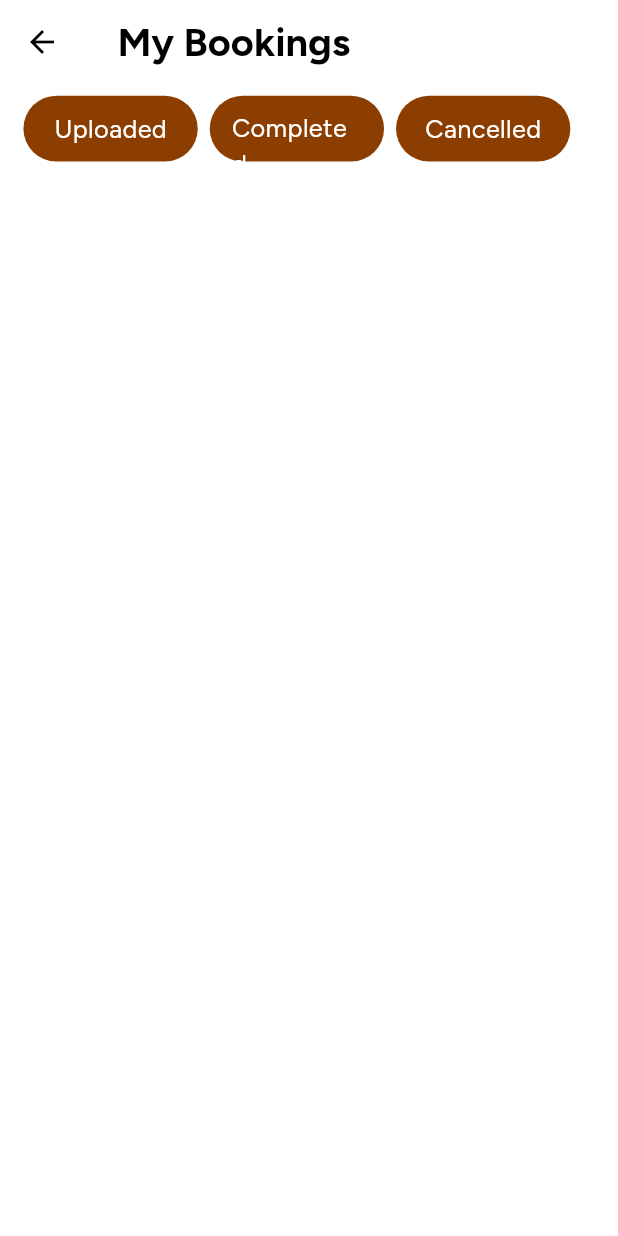
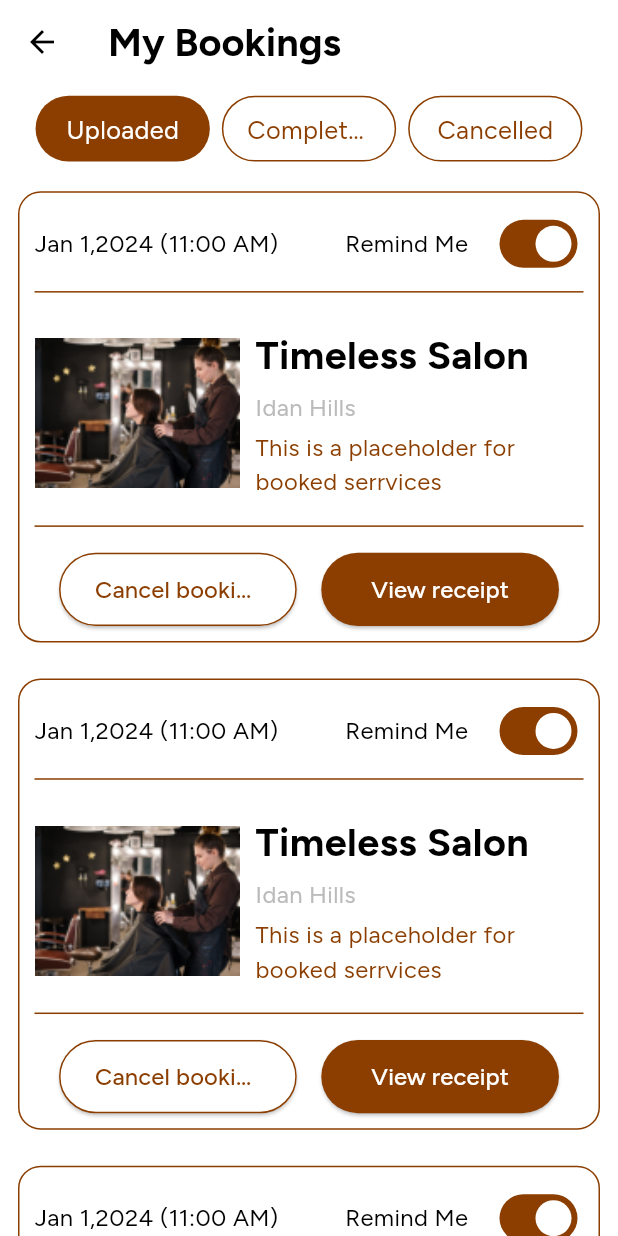
Before and after one commit to theflaury/flaury_business_app, a Flutter app: the BookingsView screen opened by its route, on a phone screen of 412 x 824 dp. Run offline on Flutter 3.47's test engine with Material 3 defaults, Android fonts, the phone set to English and light mode, and no system bars; our stand-ins replace carousel_slider, flutter_screenutil, get, get_storage, google_fonts, iconsax_flutter and 3 more; accounts and stored records are empty; statements that could not run were skipped.

Commit message:
booking completed

```diff
--- a/lib/app/modules/bookings/views/bookings_view.dart
+++ b/lib/app/modules/bookings/views/bookings_view.dart
@@ -10,14 +10,14 @@ import 'widgets/categories.dart';
 
 class BookingsView extends GetView<BookingsController> {
   const BookingsView({super.key});
+
   @override
   Widget build(BuildContext context) {
     return Scaffold(
       appBar: AppBar(
-        title: BigAppText(' My Bookings'),
+        title: BigAppText('My Bookings'),
       ),
       body: SafeArea(
-        child: SingleChildScrollView(
         child: Column(
           children: [
             // Categories
@@ -38,8 +38,12 @@ class BookingsView extends GetView<BookingsController> {
                 ],
               ),
             ),
+            Expanded(
+              child: Obx(() {
+                return controller.getCategoryView();
+              }),
+            ),
           ],
-          ),
         ),
       ),
     );
--- /dev/null
+++ b/lib/app/modules/bookings/views/widgets/bookingcards.dart
@@ -0,0 +1,254 @@
+import 'package:flaury_provider/app/modules/bookings/controllers/bookings_controller.dart';
+import 'package:flaury_provider/app/utils/constants/images.dart';
+import 'package:flaury_provider/app/utils/constants/sizes.dart';
+import 'package:flaury_provider/app/utils/theme/colors.dart';
+import 'package:flaury_provider/app/widgets/apptext.dart';
+import 'package:flaury_provider/app/widgets/space.dart';
+import 'package:flutter/material.dart';
+import 'package:flutter_screenutil/flutter_screenutil.dart';
+import 'package:get/get.dart';
+
+import '../../../../widgets/appbutton.dart';
+
+class UploadedBookingCard extends StatelessWidget {
+  UploadedBookingCard({super.key});
+
+  final BookingsController controller = Get.put(BookingsController());
+
+  @override
+  Widget build(BuildContext context) {
+    return Container(
+        margin: const EdgeInsets.all(12.0),
+        padding: const EdgeInsets.all(10.0),
+        decoration: BoxDecoration(
+          color: AppColors.white,
+          borderRadius: BorderRadius.circular(15.0),
+          border: Border.all(color: AppColors.primary),
+        ),
+        child: Column(
+          crossAxisAlignment: CrossAxisAlignment.start,
+          children: [
+            // Time  anf remind me
+            Row(
+              children: [
+                SmallAppText('Jan 1,2024 (11:00 AM)'),
+                const Spacer(),
+                SmallAppText(' Remind Me'),
+                hSpace(AppSizes.md),
+                Switch(
+                  value: true, // Placeholder for the switch value
+                  onChanged: (value) {
+                    // Handle switch change
+                  },
+                  activeColor: AppColors.white,
+                  activeTrackColor: AppColors.primary,
+                  inactiveTrackColor: AppColors.white,
+                  inactiveThumbColor: AppColors.primary,
+                ),
+              ],
+            ),
+            const Divider(color: AppColors.primary),
+
+            vSpace(AppSizes.md),
+            Row(
+              mainAxisAlignment: MainAxisAlignment.spaceBetween,
+              children: [
+                Expanded(
+                    flex: 3,
+                    child: Image.asset(
+                      AppImages.booking,
+                      width: double.infinity,
+                      height: 100.0,
+                      fit: BoxFit.cover,
+                    )),
+                Expanded(
+                  flex: 5,
+                  child: Padding(
+                    padding: const EdgeInsets.only(left: 10.0),
+                    child: Column(
+                      crossAxisAlignment: CrossAxisAlignment.start,
+                      mainAxisAlignment: MainAxisAlignment.center,
+                      children: [
+                        BigAppText('Timeless Salon'),
+                        vSpace(AppSizes.xs),
+                        // Location
+                        SmallAppText('Idan Hills', color: AppColors.grey200),
+                        vSpace(AppSizes.xs),
+                        //Placeholder
+                        SmallAppText(
+                          'This is a placeholder for booked serrvices ',
+                          maxLines: 2,
+                          color: AppColors.primary,
+                        )
+                      ],
+                    ),
+                  ),
+                ),
+              ],
+            ),
+            vSpace(10.0),
+            const Divider(color: AppColors.primary),
+            vSpace(10.0),
+            Row(
+              mainAxisAlignment: MainAxisAlignment.spaceEvenly,
+              children: [
+                CustomButton(
+                  text: 'Cancel booking',
+                  onPressed: () {
+                    controller.cancelBooking();
+                  },
+                  color: AppColors.white,
+                  textColor: AppColors.primary,
+                  borderColor: AppColors.primary,
+                ),
+                CustomButton(
+                  text: 'View receipt',
+                  onPressed: () {
+                    // Handle view receipt
+                  },
+                  color: AppColors.primary,
+                  textColor: AppColors.white,
+                ),
+              ],
+            ),
+          ],
+        ));
+  }
+}
+
+class CompletedBookingCard extends StatelessWidget {
+  const CompletedBookingCard({super.key});
+
+  @override
+  Widget build(BuildContext context) {
+    return Container(
+        margin: const EdgeInsets.all(12.0),
+        padding: const EdgeInsets.all(10.0),
+        decoration: BoxDecoration(
+          color: AppColors.white,
+          borderRadius: BorderRadius.circular(15.0),
+          border: Border.all(color: AppColors.primary),
+        ),
+        child: Column(
+          crossAxisAlignment: CrossAxisAlignment.center,
+          mainAxisAlignment: MainAxisAlignment.center,
+          children: [
+            vSpace(AppSizes.sm),
+            // Time
+            SmallAppText('Jan 1,2024 (11:00 AM)'),
+            vSpace(AppSizes.sm),
+            const Divider(color: AppColors.primary),
+            vSpace(AppSizes.md),
+            Row(
+              mainAxisAlignment: MainAxisAlignment.spaceBetween,
+              children: [
+                Expanded(
+                    flex: 3,
+                    child: Image.asset(
+                      AppImages.booking,
+                      width: double.infinity,
+                      height: 100.0,
+                      fit: BoxFit.cover,
+                    )),
+                Expanded(
+                  flex: 5,
+                  child: Padding(
+                    padding: const EdgeInsets.only(left: 10.0),
+                    child: Column(
+                      crossAxisAlignment: CrossAxisAlignment.start,
+                      mainAxisAlignment: MainAxisAlignment.center,
+                      children: [
+                        BigAppText('Timeless Salon'),
+                        vSpace(AppSizes.xs),
+                        // Location
+                        SmallAppText('Idan Hills', color: AppColors.grey200),
+                        vSpace(AppSizes.xs),
+                        //Placeholder
+                        SmallAppText(
+                          'This is a placeholder for booked serrvices ',
+                          maxLines: 2,
+                          color: AppColors.primary,
+                        )
+                      ],
+                    ),
+                  ),
+                ),
+              ],
+            ),
+            vSpace(10.0),
+            const Divider(color: AppColors.primary),
+            vSpace(10.0),
+            AppOutlinedButton(
+              radius: 40.r,
+              title: 'View receipt',
+              onPressed: () {},
+            )
+          ],
+        ));
+  }
+}
+
+class CancelledBookingCard extends StatelessWidget {
+  const CancelledBookingCard({super.key});
+
+  @override
+  Widget build(BuildContext context) {
+    return Container(
+        margin: const EdgeInsets.all(12.0),
+        padding: const EdgeInsets.all(10.0),
+        decoration: BoxDecoration(
+          color: AppColors.white,
+          borderRadius: BorderRadius.circular(15.0),
+          border: Border.all(color: AppColors.primary),
+        ),
+        child: Column(
+          crossAxisAlignment: CrossAxisAlignment.center,
+          children: [
+            // Time
+            vSpace(AppSizes.sm),
+            // Time
+            SmallAppText('Jan 1,2024 (11:00 AM)'),
+            vSpace(AppSizes.sm),
+            const Divider(color: AppColors.primary),
+            vSpace(AppSizes.md),
+            Row(
+              mainAxisAlignment: MainAxisAlignment.spaceBetween,
+              children: [
+                Expanded(
+                    flex: 3,
+                    child: Image.asset(
+                      AppImages.booking,
+                      width: double.infinity,
+                      height: 100.0,
+                      fit: BoxFit.cover,
+                    )),
+                Expanded(
+                  flex: 5,
+                  child: Padding(
+                    padding: const EdgeInsets.only(left: 10.0),
+                    child: Column(
+                      crossAxisAlignment: CrossAxisAlignment.start,
+                      mainAxisAlignment: MainAxisAlignment.center,
+                      children: [
+                        BigAppText('Timeless Salon'),
+                        vSpace(AppSizes.xs),
+                        // Location
+                        SmallAppText('Idan Hills', color: AppColors.grey200),
+                        vSpace(AppSizes.xs),
+                        //Placeholder
+                        SmallAppText(
+                          'This is a placeholder for booked serrvices ',
+                          maxLines: 2,
+                          color: AppColors.primary,
+                        )
+                      ],
+                    ),
+                  ),
+                ),
+              ],
+            ),
+            vSpace(10.0),
+          ],
+        ));
+  }
+}
--- a/lib/app/modules/bookings/views/widgets/categories.dart
+++ b/lib/app/modules/bookings/views/widgets/categories.dart
@@ -1,42 +1,93 @@
+import 'package:flaury_provider/app/modules/bookings/controllers/bookings_controller.dart';
 import 'package:flutter/material.dart';
 import 'package:flutter_screenutil/flutter_screenutil.dart';
-
+import 'package:get/get.dart';
 import '../../../../utils/theme/colors.dart';
 import '../../../../widgets/apptext.dart';
-import '../../../../widgets/space.dart';
+import 'bookingcards.dart';
 
 class Categories extends StatelessWidget {
   const Categories({
     super.key,
-    this.onTap,
     required this.data,
   });
-  final Function()? onTap;
+
   final String data;
 
   @override
   Widget build(BuildContext context) {
+    final controller = Get.put(BookingsController());
+
+    return Obx(() {
+      final isSelected = controller.currentCategory.value == data;
+
       return GestureDetector(
-      onTap: onTap,
+        onTap: () => controller.selectCategory(data),
         child: Container(
-        padding: simPad(10, 15),
+          padding: EdgeInsets.symmetric(vertical: 10.h, horizontal: 15.w),
           height: 45.h,
           width: 110.w,
           decoration: BoxDecoration(
             borderRadius: BorderRadius.circular(30),
-          color: AppColors.primary,
+            color: isSelected ? AppColors.primary : Colors.transparent,
+            border: Border.all(
+              color: isSelected ? Colors.transparent : AppColors.primary,
+            ),
           ),
           child: Column(
             mainAxisAlignment: MainAxisAlignment.center,
             children: [
               MedAppText(
                 data,
-              color: AppColors.white,
+                color: isSelected ? AppColors.white : AppColors.primary,
                 fontSize: 16.sp,
               ),
             ],
           ),
         ),
       );
+    });
   }
 }
+
+class UploadedView extends StatelessWidget {
+  const UploadedView({super.key});
+
+  @override
+  Widget build(BuildContext context) {
+    return ListView.builder(
+      itemCount: 10,
+      itemBuilder: (context, index) {
+        return  UploadedBookingCard();
+      },
+    );
+  }
+}
+
+class CompletedView extends StatelessWidget {
+  const CompletedView({super.key});
+
+  @override
+  Widget build(BuildContext context) {
+    return ListView.builder(
+      itemCount: 10,
+      itemBuilder: (context, index) {
+        return const CompletedBookingCard();
+      },
+    );
+  }
+}
+
+class CancelledView extends StatelessWidget {
+  const CancelledView({super.key});
+
+  @override
+  Widget build(BuildContext context) {
+    return ListView.builder(
+      itemCount: 10,
+      itemBuilder: (context, index) {
+        return  CancelledBookingCard();
+      },
+    );
+  }
+}
--- a/lib/app/utils/constants/images.dart
+++ b/lib/app/utils/constants/images.dart
@@ -8,4 +8,6 @@ class AppImages {
   static const String imgslid1 = 'assets/props/imgslid1.png';
   static const String imgslid2 = 'assets/props/imgslid2.png';
   static const String imgslid3 = 'assets/props/imgslid3.png';
+  static const String booking = 'assets/props/booking.png';
+  static const String success = 'assets/props/success.png';
 }
--- a/lib/app/widgets/appbutton.dart
+++ b/lib/app/widgets/appbutton.dart
@@ -39,9 +39,11 @@ class AppOutlinedButton extends StatelessWidget {
     super.key,
     this.onPressed,
     required this.title,
+    this.radius,
   });
   final void Function()? onPressed;
   final String title;
+  final double? radius;
 
   @override
   Widget build(BuildContext context) {
@@ -51,7 +53,7 @@ class AppOutlinedButton extends StatelessWidget {
         side: const BorderSide(width: 1.0, color: AppColors.primary),
         minimumSize: Size(double.infinity, 50.h),
         shape: RoundedRectangleBorder(
-          borderRadius: BorderRadius.circular(10.r),
+          borderRadius: BorderRadius.circular(radius ?? 10.r),
         ),
       ),
       child: SmallAppText(
@@ -96,7 +98,6 @@ class NormalElevatedButton extends StatelessWidget {
   }
 }
 
-
 class AppSecondaryElevatedButton extends StatelessWidget {
   const AppSecondaryElevatedButton(
       {super.key, required this.label, this.onPressed});
@@ -125,3 +126,43 @@ class AppSecondaryElevatedButton extends StatelessWidget {
     );
   }
 }
+
+class CustomButton extends StatelessWidget {
+  final String text;
+  final VoidCallback onPressed;
+  final Color color;
+  final Color textColor;
+  final Color? borderColor;
+  final double? radius;
+  final double? width;
+
+  const CustomButton({
+    super.key,
+    required this.text,
+    required this.onPressed,
+    required this.color,
+    required this.textColor,
+    this.borderColor,
+    this.radius,
+    this.width,
+  });
+
+  @override
+  Widget build(BuildContext context) {
+    return SizedBox(
+      width: width ?? 150.w,
+      child: ElevatedButton(
+        onPressed: onPressed,
+        style: ElevatedButton.styleFrom(
+          backgroundColor: color,
+          minimumSize: Size(20.w, 50.h),
+          shape: RoundedRectangleBorder(
+            borderRadius: BorderRadius.circular(radius ?? 25.0),
+            side: BorderSide(color: borderColor ?? Colors.transparent),
+          ),
+        ),
+        child: SmallAppText(text, color: textColor),
+      ),
+    );
+  }
+}
--- a/lib/app/widgets/apptext.dart
+++ b/lib/app/widgets/apptext.dart
@@ -7,12 +7,20 @@ import '../utils/theme/colors.dart';
 
 class SmallAppText extends StatelessWidget {
   SmallAppText(this.data,
-      {super.key, this.color, this.fontSize, this.fontWeight, this.alignment});
+      {super.key,
+      this.color,
+      this.fontSize,
+      this.fontWeight,
+      this.alignment,
+      this.overflow,
+      this.maxLines});
   String data;
   final Color? color;
   final double? fontSize;
   final FontWeight? fontWeight;
   final TextAlign? alignment;
+  final int? maxLines;
+  final TextOverflow? overflow;
   @override
   Widget build(BuildContext context) {
     return Text(
@@ -23,18 +31,28 @@ class SmallAppText extends StatelessWidget {
         fontSize: fontSize ?? 15.sp,
         fontWeight: fontWeight,
       ),
+      maxLines: maxLines,
+      overflow: overflow ?? TextOverflow.ellipsis,
     );
   }
 }
 
 class MedAppText extends StatelessWidget {
   MedAppText(this.data,
-      {super.key, this.color, this.fontSize, this.fontWeight, this.textAlign});
+      {super.key,
+      this.color,
+      this.fontSize,
+      this.fontWeight,
+      this.textAlign,
+      this.maxLines,
+      this.overflow});
   String data;
   final Color? color;
   final double? fontSize;
   final FontWeight? fontWeight;
   final TextAlign? textAlign;
+  final int? maxLines;
+  final TextOverflow? overflow;
   @override
   Widget build(BuildContext context) {
     return Text(
@@ -45,18 +63,28 @@ class MedAppText extends StatelessWidget {
         fontWeight: fontWeight ?? FontWeight.normal,
       ),
       textAlign: textAlign,
+      maxLines: maxLines,
+      overflow: overflow ?? TextOverflow.ellipsis,
     );
   }
 }
 
 class BigAppText extends StatelessWidget {
   BigAppText(this.data,
-      {super.key, this.color, this.fontSize, this.fontWeight, this.textAlign});
+      {super.key,
+      this.color,
+      this.fontSize,
+      this.fontWeight,
+      this.textAlign,
+      this.maxLines,
+      this.overflow});
   String data;
   final Color? color;
   final double? fontSize;
   final FontWeight? fontWeight;
   final TextAlign? textAlign;
+  final int? maxLines;
+  final TextOverflow? overflow;
   @override
   Widget build(BuildContext context) {
     return Text(
@@ -67,6 +95,8 @@ class BigAppText extends StatelessWidget {
         fontWeight: fontWeight ?? FontWeight.bold,
       ),
       textAlign: textAlign ?? TextAlign.left,
+      maxLines: maxLines,
+      overflow: overflow ?? TextOverflow.ellipsis,
     );
   }
 }
```
Also changed, not shown: lib/app/modules/bookings/controllers/bookings_controller.dart (+99 -12 lines), lib/app/widgets/dialog.dart (+14 -14 lines), assets/props/booking.png (added), assets/props/success.png (added). Lines whose indentation alone changed are shown as unchanged.
